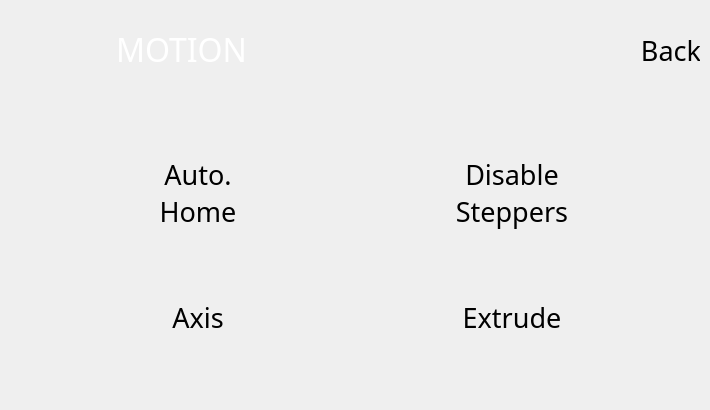
Above: BlocksScreen/lib/ui/controlStackedWidget.ui from BlocksTechnology/BlocksScreen before the change. Below: the same form after it.
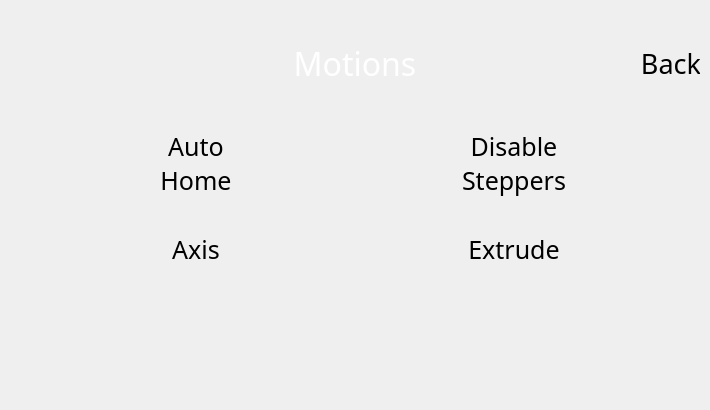
That is the form after the change. The open tabs and pages were chosen to show the change. Custom widgets are drawn as their Qt base class.

Commit message: UPD: uniformed size ,fonts and position for the buttons

Diff of the .ui file:
```diff
--- a/BlocksScreen/lib/ui/controlStackedWidget.ui
+++ b/BlocksScreen/lib/ui/controlStackedWidget.ui
@@ -18,13 +18,13 @@
   </property>
   <property name="minimumSize">
    <size>
-    <width>700</width>
+    <width>710</width>
     <height>410</height>
    </size>
   </property>
   <property name="maximumSize">
    <size>
-    <width>720</width>
+    <width>710</width>
     <height>410</height>
    </size>
   </property>
@@ -496,32 +496,65 @@
      <height>420</height>
     </size>
    </property>
-   <widget class="QWidget" name="horizontalLayoutWidget_2">
-    <property name="geometry">
-     <rect>
-      <x>10</x>
-      <y>10</y>
-      <width>691</width>
-      <height>80</height>
-     </rect>
-    </property>
+   <layout class="QVBoxLayout" name="verticalLayout_2">
+    <item>
     <layout class="QHBoxLayout" name="mp_header_layout">
-     <item alignment="Qt::AlignHCenter|Qt::AlignVCenter">
+      <item>
+       <widget class="QWidget" name="widget" native="true">
+        <property name="sizePolicy">
+         <sizepolicy hsizetype="MinimumExpanding" vsizetype="Fixed">
+          <horstretch>0</horstretch>
+          <verstretch>0</verstretch>
+         </sizepolicy>
+        </property>
+        <property name="minimumSize">
+         <size>
+          <width>60</width>
+          <height>60</height>
+         </size>
+        </property>
+        <property name="maximumSize">
+         <size>
+          <width>60</width>
+          <height>60</height>
+         </size>
+        </property>
+       </widget>
+      </item>
+      <item>
       <widget class="QLabel" name="mp_header_title">
+        <property name="enabled">
+         <bool>true</bool>
+        </property>
+        <property name="sizePolicy">
+         <sizepolicy hsizetype="MinimumExpanding" vsizetype="Fixed">
+          <horstretch>0</horstretch>
+          <verstretch>0</verstretch>
+         </sizepolicy>
+        </property>
+        <property name="minimumSize">
+         <size>
+          <width>0</width>
+          <height>0</height>
+         </size>
+        </property>
+        <property name="maximumSize">
+         <size>
+          <width>16777215</width>
+          <height>60</height>
+         </size>
+        </property>
        <property name="font">
         <font>
          <family>Momcake</family>
          <pointsize>24</pointsize>
         </font>
        </property>
-       <property name="layoutDirection">
-        <enum>Qt::LeftToRight</enum>
-       </property>
        <property name="styleSheet">
         <string notr="true">background: transparent; color: white;</string>
        </property>
        <property name="text">
-        <string>MOTION</string>
+         <string>Motions</string>
        </property>
        <property name="alignment">
         <set>Qt::AlignCenter</set>
@@ -531,10 +564,10 @@
        </property>
       </widget>
      </item>
-     <item alignment="Qt::AlignRight|Qt::AlignVCenter">
+      <item>
       <widget class="IconButton" name="mp_back_btn">
        <property name="sizePolicy">
-        <sizepolicy hsizetype="Fixed" vsizetype="Fixed">
+         <sizepolicy hsizetype="MinimumExpanding" vsizetype="Fixed">
          <horstretch>0</horstretch>
          <verstretch>0</verstretch>
         </sizepolicy>
@@ -595,31 +628,11 @@
       </widget>
      </item>
     </layout>
-   </widget>
-   <widget class="QWidget" name="gridLayoutWidget_2">
-    <property name="geometry">
-     <rect>
-      <x>10</x>
-      <y>110</y>
-      <width>691</width>
-      <height>291</height>
-     </rect>
-    </property>
-    <layout class="QGridLayout" name="mp_content_layout">
-     <property name="leftMargin">
-      <number>5</number>
-     </property>
-     <property name="topMargin">
-      <number>5</number>
-     </property>
-     <property name="rightMargin">
-      <number>5</number>
-     </property>
-     <property name="bottomMargin">
-      <number>5</number>
-     </property>
-     <item row="0" column="0">
-      <widget class="BlocksCustomButton" name="motion_auto_home_btn">
+    </item>
+    <item>
+     <layout class="QGridLayout" name="cp_content_layout_2">
+      <item row="1" column="0">
+       <widget class="BlocksCustomButton" name="motion_move_axis_btn">
        <property name="sizePolicy">
         <sizepolicy hsizetype="Minimum" vsizetype="Fixed">
          <horstretch>0</horstretch>
@@ -629,7 +642,7 @@
        <property name="minimumSize">
         <size>
          <width>10</width>
-         <height>74</height>
+          <height>80</height>
         </size>
        </property>
        <property name="maximumSize">
@@ -641,7 +654,7 @@
        <property name="font">
         <font>
          <family>Momcake</family>
-         <pointsize>20</pointsize>
+          <pointsize>19</pointsize>
          <italic>false</italic>
          <stylestrategy>PreferAntialias</stylestrategy>
         </font>
@@ -662,8 +675,7 @@
         <string notr="true"/>
        </property>
        <property name="text">
-        <string>Auto.
-Home</string>
+         <string>Axis</string>
        </property>
        <property name="autoDefault">
         <bool>false</bool>
@@ -690,7 +702,7 @@
        <property name="minimumSize">
         <size>
          <width>10</width>
-         <height>74</height>
+          <height>80</height>
         </size>
        </property>
        <property name="maximumSize">
@@ -702,7 +714,7 @@
        <property name="font">
         <font>
          <family>Momcake</family>
-         <pointsize>20</pointsize>
+          <pointsize>19</pointsize>
          <italic>false</italic>
          <stylestrategy>PreferAntialias</stylestrategy>
         </font>
@@ -740,66 +752,6 @@
        </property>
       </widget>
      </item>
-     <item row="1" column="0">
-      <widget class="BlocksCustomButton" name="motion_move_axis_btn">
-       <property name="sizePolicy">
-        <sizepolicy hsizetype="Minimum" vsizetype="Fixed">
-         <horstretch>0</horstretch>
-         <verstretch>0</verstretch>
-        </sizepolicy>
-       </property>
-       <property name="minimumSize">
-        <size>
-         <width>10</width>
-         <height>74</height>
-        </size>
-       </property>
-       <property name="maximumSize">
-        <size>
-         <width>250</width>
-         <height>80</height>
-        </size>
-       </property>
-       <property name="font">
-        <font>
-         <family>Momcake</family>
-         <pointsize>20</pointsize>
-         <italic>false</italic>
-         <stylestrategy>PreferAntialias</stylestrategy>
-        </font>
-       </property>
-       <property name="mouseTracking">
-        <bool>false</bool>
-       </property>
-       <property name="tabletTracking">
-        <bool>true</bool>
-       </property>
-       <property name="contextMenuPolicy">
-        <enum>Qt::NoContextMenu</enum>
-       </property>
-       <property name="layoutDirection">
-        <enum>Qt::LeftToRight</enum>
-       </property>
-       <property name="styleSheet">
-        <string notr="true"/>
-       </property>
-       <property name="text">
-        <string>Axis</string>
-       </property>
-       <property name="autoDefault">
-        <bool>false</bool>
-       </property>
-       <property name="flat">
-        <bool>true</bool>
-       </property>
-       <property name="class" stdset="0">
-        <string>menu_btn</string>
-       </property>
-       <property name="icon_pixmap" stdset="0">
-        <pixmap resource="resources/icon_resources.qrc">:/motion/media/btn_icons/axis_maintenance.svg</pixmap>
-       </property>
-      </widget>
-     </item>
      <item row="1" column="1">
       <widget class="BlocksCustomButton" name="motion_extrude_btn">
        <property name="sizePolicy">
@@ -811,7 +763,7 @@
        <property name="minimumSize">
         <size>
          <width>10</width>
-         <height>74</height>
+          <height>80</height>
         </size>
        </property>
        <property name="maximumSize">
@@ -823,7 +775,7 @@
        <property name="font">
         <font>
          <family>Momcake</family>
-         <pointsize>20</pointsize>
+          <pointsize>19</pointsize>
          <italic>false</italic>
          <stylestrategy>PreferAntialias</stylestrategy>
         </font>
@@ -860,8 +812,92 @@
        </property>
       </widget>
      </item>
-    </layout>
-   </widget>
+      <item row="0" column="0">
+       <widget class="BlocksCustomButton" name="motion_auto_home_btn">
+        <property name="sizePolicy">
+         <sizepolicy hsizetype="Minimum" vsizetype="Fixed">
+          <horstretch>0</horstretch>
+          <verstretch>0</verstretch>
+         </sizepolicy>
+        </property>
+        <property name="minimumSize">
+         <size>
+          <width>10</width>
+          <height>80</height>
+         </size>
+        </property>
+        <property name="maximumSize">
+         <size>
+          <width>250</width>
+          <height>80</height>
+         </size>
+        </property>
+        <property name="font">
+         <font>
+          <family>Momcake</family>
+          <pointsize>19</pointsize>
+          <italic>false</italic>
+          <stylestrategy>PreferAntialias</stylestrategy>
+         </font>
+        </property>
+        <property name="mouseTracking">
+         <bool>false</bool>
+        </property>
+        <property name="tabletTracking">
+         <bool>true</bool>
+        </property>
+        <property name="contextMenuPolicy">
+         <enum>Qt::NoContextMenu</enum>
+        </property>
+        <property name="layoutDirection">
+         <enum>Qt::LeftToRight</enum>
+        </property>
+        <property name="styleSheet">
+         <string notr="true"/>
+        </property>
+        <property name="text">
+         <string>Auto
+Home</string>
+        </property>
+        <property name="autoDefault">
+         <bool>false</bool>
+        </property>
+        <property name="flat">
+         <bool>true</bool>
+        </property>
+        <property name="class" stdset="0">
+         <string>menu_btn</string>
+        </property>
+        <property name="icon_pixmap" stdset="0">
+         <pixmap resource="resources/icon_resources.qrc">:/motion/media/btn_icons/home_all.svg</pixmap>
+        </property>
+       </widget>
+      </item>
+      <item row="2" column="0">
+       <widget class="QWidget" name="blank" native="true">
+        <property name="sizePolicy">
+         <sizepolicy hsizetype="Minimum" vsizetype="Fixed">
+          <horstretch>0</horstretch>
+          <verstretch>0</verstretch>
+         </sizepolicy>
+        </property>
+        <property name="minimumSize">
+         <size>
+          <width>10</width>
+          <height>80</height>
+         </size>
+        </property>
+        <property name="maximumSize">
+         <size>
+          <width>250</width>
+          <height>80</height>
+         </size>
+        </property>
+       </widget>
+      </item>
+     </layout>
+    </item>
+   </layout>
   </widget>
   <widget class="QWidget" name="extrude_page">
    <property name="minimumSize">
```
Left out of the diff: 671 changed lines with no effect on the pictures. Lines whose indentation alone changed are shown as unchanged. The commit also changes 7 other files.
